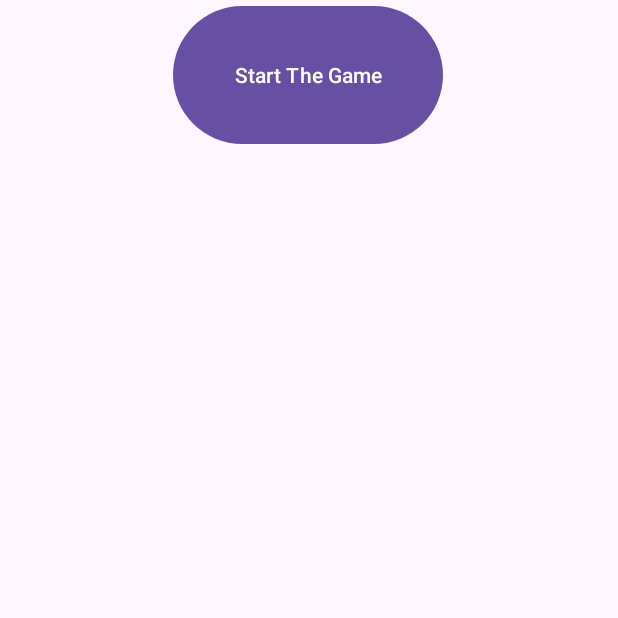
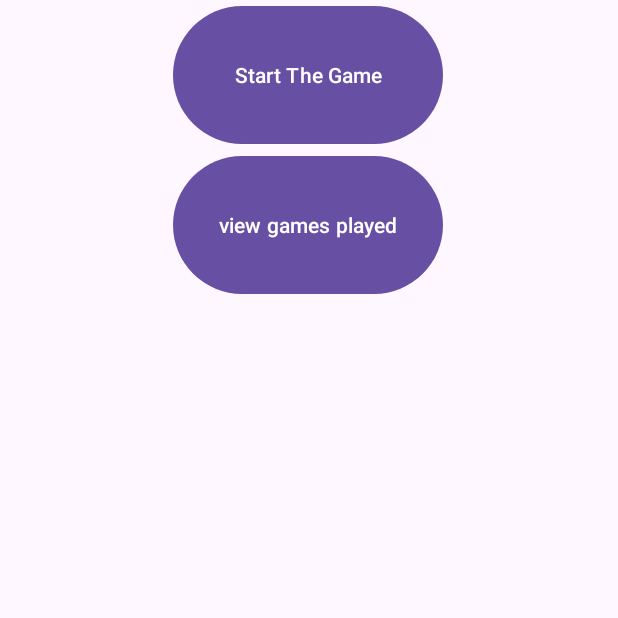
Before and after one commit to Feq149/szachy_mobilne_2, an Android app: the screen it shows after launch (main_menu), on a phone screen of 412 x 824 dp, the top half of it. Run offline under Robolectric (Android 15) with nearby library versions, the phone set to English and light mode, and no system bars; our stand-ins replace Room's generated code.

```diff
--- a/app/src/main/java/com/example/szachy_mobilne_2/DatabaseActivity.kt
+++ b/app/src/main/java/com/example/szachy_mobilne_2/DatabaseActivity.kt
@@ -2,11 +2,13 @@ package com.example.szachy_mobilne_2
 
 import android.os.Bundle
 import androidx.appcompat.app.AppCompatActivity
+import com.example.szachy_mobilne_2.View.DatabaseView
 
 class DatabaseActivity : AppCompatActivity() {
     override fun onCreate(savedInstanceState: Bundle?) {
         super.onCreate(savedInstanceState)
-
-
+        setContentView(R.layout.database_scroll_view)
+        val view = findViewById<DatabaseView>(R.id.database_view)
+        view.invalidate()
     }
 }
--- a/app/src/main/java/com/example/szachy_mobilne_2/MainActivity.kt
+++ b/app/src/main/java/com/example/szachy_mobilne_2/MainActivity.kt
@@ -47,7 +47,7 @@ class MainActivity : AppCompatActivity() {
         }
     }
 
-    //broken
+    //broken, to be deleted probably
     public fun showVictoryPopup() {
         var view = View.inflate(this,R.layout.victoryscreen,null)
         val close = view.findViewById<Button>(R.id.close_victory_screen)
--- a/app/src/main/java/com/example/szachy_mobilne_2/main_menu.kt
+++ b/app/src/main/java/com/example/szachy_mobilne_2/main_menu.kt
@@ -1,7 +1,5 @@
 package com.example.szachy_mobilne_2
 
-import android.app.AlertDialog
-import android.content.DialogInterface
 import android.content.Intent
 import android.os.Bundle
 import android.util.Log
@@ -19,6 +17,7 @@ class main_menu : AppCompatActivity() {
         database = DatabaseOfGames.getDatabase(this)
         setContentView(R.layout.activity_main_menu)
         configurePlayGameButton()
+        configureDatabaseButton()
         var list : List<GameDb>? = null
 
             list = database!!.dao.getGamesOrderedByDate()
@@ -32,6 +31,13 @@ class main_menu : AppCompatActivity() {
             }
         }
 
+    }
+    fun configureDatabaseButton() {
+        val button = findViewById<Button>(R.id.view_games_played_button)
+        button.setOnClickListener {
+            val intent = Intent(this,DatabaseActivity::class.java)
+            startActivity(intent)
+        }
     }
 
     fun configurePlayGameButton() {
--- a/app/src/main/res/layout/activity_main_menu.xml
+++ b/app/src/main/res/layout/activity_main_menu.xml
@@ -16,4 +16,14 @@
         app:layout_constraintHorizontal_bias="0.497"
         app:layout_constraintStart_toStartOf="parent"
         app:layout_constraintTop_toTopOf="parent" />
+
+    <Button
+        android:id="@+id/view_games_played_button"
+        android:layout_width="180dp"
+        android:layout_height="100dp"
+        android:text="@string/view_games_played"
+        app:layout_constraintEnd_toEndOf="parent"
+        app:layout_constraintHorizontal_bias="0.497"
+        app:layout_constraintStart_toStartOf="parent"
+        app:layout_constraintTop_toBottomOf="@+id/game_button" />
 </androidx.constraintlayout.widget.ConstraintLayout>
--- a/app/src/main/res/values/strings.xml
+++ b/app/src/main/res/values/strings.xml
@@ -5,4 +5,5 @@
     <string name="close">close</string>
     <string name="you_win">you win</string>
     <string name="start_the_game">Start The Game</string>
+    <string name="view_games_played">view games played</string>
 </resources>
```
Also changed, not shown: app/src/main/AndroidManifest.xml (+7 -0 lines), app/src/main/java/com/example/szachy_mobilne_2/View/DatabaseView.kt (added, +17 -0 lines), app/src/main/res/layout/database_scroll_view.xml (+9 -8 lines).
